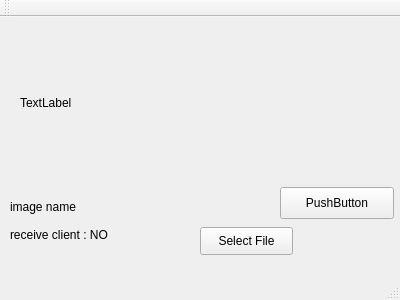
Old version of the form Server/mainwindow.ui in the repository monsty/licenserecognizer.
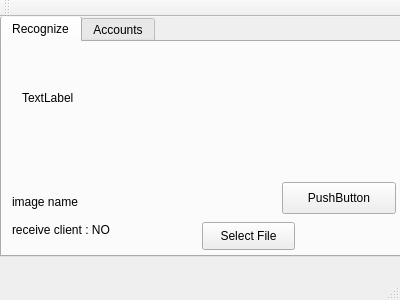
New version of the form.

```diff
--- a/Server/mainwindow.ui
+++ b/Server/mainwindow.ui
@@ -14,24 +14,27 @@
    <string>MainWindow</string>
   </property>
   <widget class="QWidget" name="centralWidget">
-   <widget class="QLabel" name="label_2">
+   <widget class="QTabWidget" name="tabWidget">
     <property name="geometry">
      <rect>
-      <x>10</x>
-      <y>210</y>
-      <width>151</width>
-      <height>16</height>
+      <x>0</x>
+      <y>-1</y>
+      <width>401</width>
+      <height>241</height>
      </rect>
     </property>
-    <property name="text">
-     <string>receive client : NO</string>
+    <property name="currentIndex">
+     <number>0</number>
     </property>
-   </widget>
+    <widget class="QWidget" name="tab">
+     <attribute name="title">
+      <string>Recognize</string>
+     </attribute>
    <widget class="QLabel" name="label_3">
     <property name="geometry">
      <rect>
       <x>10</x>
-      <y>180</y>
+        <y>150</y>
       <width>291</width>
       <height>20</height>
      </rect>
@@ -40,11 +43,24 @@
      <string>image name</string>
     </property>
    </widget>
+     <widget class="QLabel" name="label_2">
+      <property name="geometry">
+       <rect>
+        <x>10</x>
+        <y>180</y>
+        <width>151</width>
+        <height>16</height>
+       </rect>
+      </property>
+      <property name="text">
+       <string>receive client : NO</string>
+      </property>
+     </widget>
    <widget class="QPushButton" name="pushButton">
     <property name="geometry">
      <rect>
       <x>200</x>
-      <y>210</y>
+        <y>180</y>
       <width>93</width>
       <height>28</height>
      </rect>
@@ -57,7 +73,7 @@
     <property name="geometry">
      <rect>
       <x>20</x>
-      <y>10</y>
+        <y>-20</y>
       <width>341</width>
       <height>151</height>
      </rect>
@@ -73,7 +89,7 @@
     <property name="geometry">
      <rect>
       <x>280</x>
-      <y>170</y>
+        <y>140</y>
       <width>114</width>
       <height>32</height>
      </rect>
@@ -81,6 +97,23 @@
     <property name="text">
      <string>PushButton</string>
     </property>
+     </widget>
+    </widget>
+    <widget class="QWidget" name="tab_2">
+     <attribute name="title">
+      <string>Accounts</string>
+     </attribute>
+     <widget class="QTableView" name="tableView">
+      <property name="geometry">
+       <rect>
+        <x>0</x>
+        <y>0</y>
+        <width>391</width>
+        <height>211</height>
+       </rect>
+      </property>
+     </widget>
+    </widget>
    </widget>
   </widget>
   <widget class="QMenuBar" name="menuBar">
```
Lines whose indentation alone changed are shown as unchanged.
